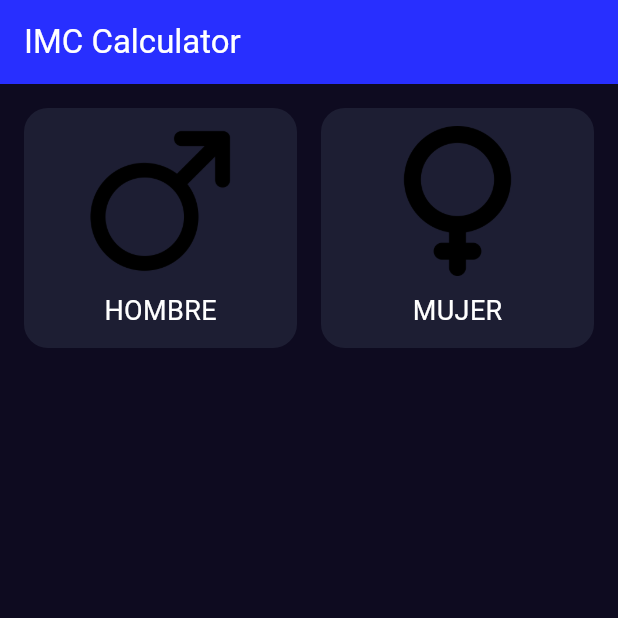
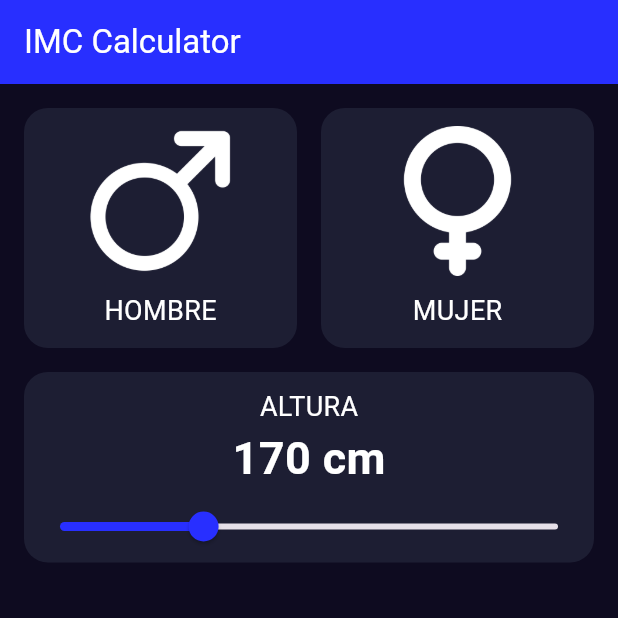
Before and after one commit to pascual214/basics_flutter, a Flutter app: the screen it shows after launch, on a phone screen of 412 x 824 dp, the top half of it. Run offline on Flutter 3.47's test engine with Material 3 defaults, Android fonts, the light colour scheme and no system bars.

Commit message:
Avances en el proyecto imc

```diff
--- a/imc_calculator/lib/components/gender_selector.dart
+++ b/imc_calculator/lib/components/gender_selector.dart
@@ -16,8 +16,16 @@ class _GenderSelectorState extends State<GenderSelector> {
   Widget build(BuildContext context) {
     return Row(
       children: [
+
+
         // --- Hombre ---
         Expanded(
+          child: GestureDetector(
+            onTap: () {
+              setState(() {
+                selectedGender = "Hombre";
+              });
+            },
             child: Padding(
               padding: const EdgeInsets.only(left: 16, top: 16, bottom: 16, right: 8),
               child: Container(
@@ -31,10 +39,11 @@ class _GenderSelectorState extends State<GenderSelector> {
                   padding: const EdgeInsets.all(12),
                   child: Column(
                     children: [
-                    Image.asset("assets/images/male.png", height: 100,),
+                      Image.asset("assets/images/male.png", height: 100, color: Colors.white,),
                       SizedBox(height: 10,),
                       Text("Hombre".toUpperCase(), style: TextStyles.bodyText,),
                     ],
+                  ),
                 ),
               ),
             ),
@@ -44,6 +53,12 @@ class _GenderSelectorState extends State<GenderSelector> {
 
         // --- Mujer ---
         Expanded(
+          child: GestureDetector(
+            onTap: () {
+              setState(() {
+                selectedGender = "Mujer";
+              });
+            },
             child: Padding(
               padding: const EdgeInsets.only(left: 8, top: 16, bottom: 16, right: 16),
               child: Container(
@@ -57,7 +72,7 @@ class _GenderSelectorState extends State<GenderSelector> {
                   padding: const EdgeInsets.all(12),
                   child: Column(
                     children: [
-                    Image.asset("assets/images/female.png", height: 100,),
+                      Image.asset("assets/images/female.png", height: 100, color: Colors.white,),
                       SizedBox(height: 10,),
                       Text("Mujer".toUpperCase(), style: TextStyles.bodyText)
                     ],
@@ -65,8 +80,11 @@ class _GenderSelectorState extends State<GenderSelector> {
                 ),
               ),
             ),
+          ),
         )
       ],
+
+
     );
   }
 }
--- /dev/null
+++ b/imc_calculator/lib/components/height_selector.dart
@@ -0,0 +1,50 @@
+import 'package:flutter/material.dart';
+import 'package:imc_calculator/core/app_color.dart';
+import 'package:imc_calculator/core/text_styles.dart';
+
+class HeightSelector extends StatefulWidget {
+  const HeightSelector({super.key});
+
+  @override
+  State<HeightSelector> createState() => _HeightSelectorState();
+}
+
+class _HeightSelectorState extends State<HeightSelector> {
+  double height = 170; // Altura inicial
+
+  @override
+  Widget build(BuildContext context) {
+    return Padding(
+      padding: const EdgeInsets.only(left: 16, right: 16),
+      child: Container(
+        decoration: BoxDecoration(
+          color: AppColor.backgroundComponent,
+          borderRadius: BorderRadius.circular(16)
+        ),
+        child: Padding(
+          padding: const EdgeInsets.only(top: 10),
+          child: Column(
+            children: [
+              Text("Altura".toUpperCase(), style: TextStyles.bodyText,),
+              Text("${height.toStringAsFixed(0)} cm", style: TextStyle(
+                color: Colors.white,
+                fontSize: 30,
+                fontWeight: FontWeight.bold
+              )),
+              Slider(value: height, onChanged: (value) {
+                 setState(() {
+                   height = value;
+                 });
+              },
+              min: 150,
+              max: 220,
+              divisions: 70,
+              label: "${height.toStringAsFixed(0)}",
+              activeColor: AppColor.primary,)
+            ],
+          ),
+        ),
+      ),
+    );
+  }
+}
--- a/imc_calculator/lib/screens/imc_home_screen.dart
+++ b/imc_calculator/lib/screens/imc_home_screen.dart
@@ -1,5 +1,6 @@
 import 'package:flutter/material.dart';
 import 'package:imc_calculator/components/gender_selector.dart';
+import 'package:imc_calculator/components/height_selector.dart';
 
 class ImcHomeScreen extends StatefulWidget {
   const ImcHomeScreen({super.key});
@@ -13,7 +14,8 @@ class _ImcHomeScreenState extends State<ImcHomeScreen> {
   Widget build(BuildContext context) {
     return Column(
       children: [
-        GenderSelector()
+        GenderSelector(),
+        HeightSelector(),
       ],
     );
   }
```
Lines whose indentation alone changed are shown as unchanged.
